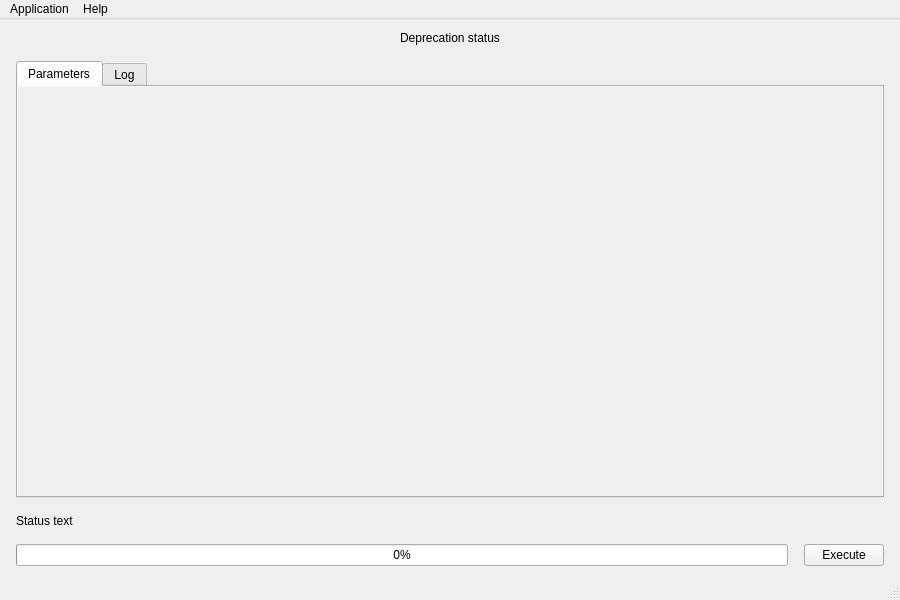
Above: Modules/Wrappers/QtWidget/src/appmainwindow.ui from orfeotoolbox/OTB before the change. Below: the same form after it.
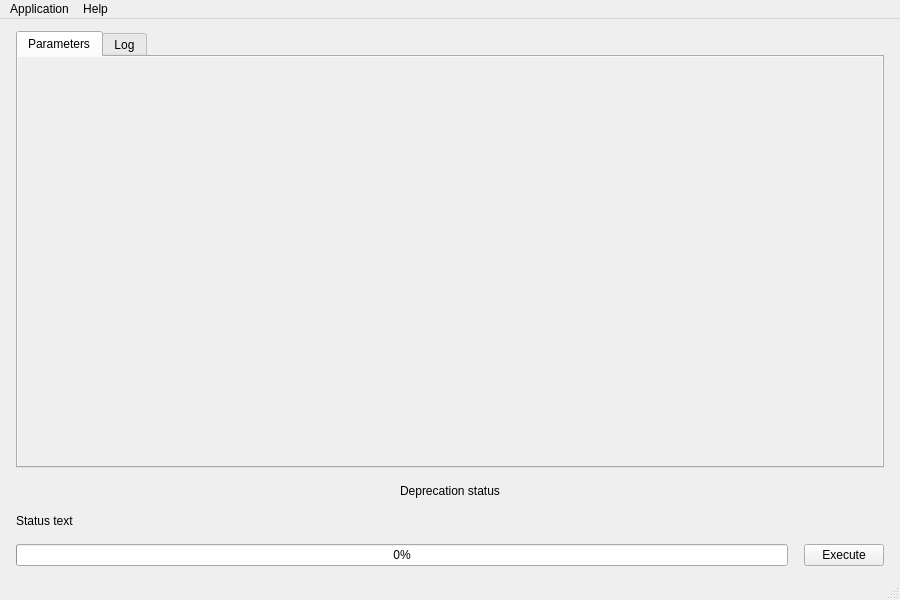
That is the form after the change. Icons and pictures are not drawn. Custom widgets are drawn as their Qt base class.

Commit message: ENH: update Deprecation status display for QtWidget (code review)

What changed in the file:
```diff
--- a/Modules/Wrappers/QtWidget/src/appmainwindow.ui
+++ b/Modules/Wrappers/QtWidget/src/appmainwindow.ui
@@ -34,13 +34,6 @@
     <property name="bottomMargin">
      <number>12</number>
     </property>
-    <item alignment="Qt::AlignHCenter|Qt::AlignVCenter">
-     <widget class="QLabel" name="deprecation">
-      <property name="text">
-       <string>Deprecation status</string>
-      </property>
-     </widget>
-    </item>
     <item>
      <widget class="QTabWidget" name="tabWidget">
       <property name="currentIndex">
@@ -124,6 +117,13 @@
       </widget>
      </widget>
     </item>
+    <item alignment="Qt::AlignHCenter|Qt::AlignVCenter">
+     <widget class="QLabel" name="deprecation">
+      <property name="text">
+       <string>Deprecation status</string>
+      </property>
+     </widget>
+    </item>
     <item>
      <widget class="QLabel" name="message">
       <property name="text">
```
The commit also changes 1 other file.
